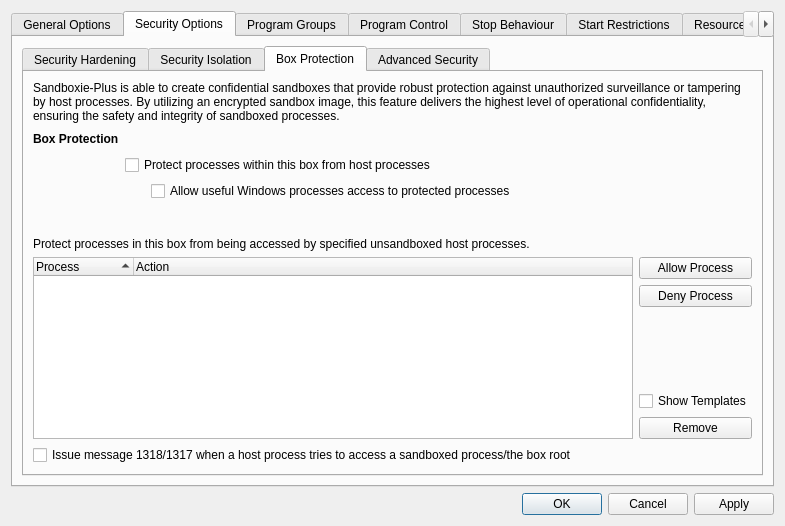
sandboxie-plus/Sandboxie, file SandboxiePlus/SandMan/Forms/OptionsWindow.ui: the form before one commit.
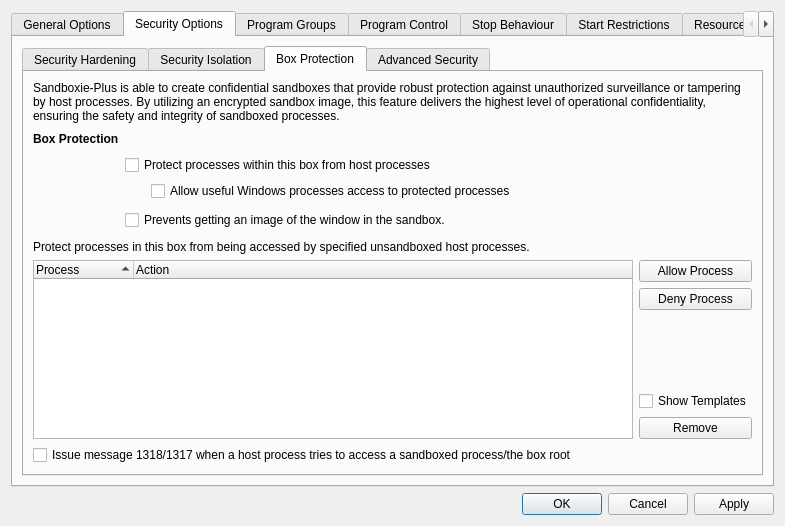
The form after the commit. The open tabs and pages were chosen to show the change.

Commit message: Added ability to prevent image capture of windows in a sandbox.

```diff
--- a/SandboxiePlus/SandMan/Forms/OptionsWindow.ui
+++ b/SandboxiePlus/SandMan/Forms/OptionsWindow.ui
@@ -45,7 +45,7 @@
         <enum>QTabWidget::North</enum>
        </property>
        <property name="currentIndex">
-        <number>10</number>
+        <number>1</number>
        </property>
        <widget class="QWidget" name="tabGeneral">
         <attribute name="title">
@@ -1004,7 +1004,7 @@
          <item row="0" column="0">
           <widget class="QTabWidget" name="tabsSecurity">
            <property name="currentIndex">
-            <number>0</number>
+            <number>2</number>
            </property>
            <widget class="QWidget" name="tabHarden">
             <attribute name="title">
@@ -1346,21 +1346,23 @@
             <attribute name="title">
              <string>Box Protection</string>
             </attribute>
-            <layout class="QGridLayout" name="gridLayout_83">
-             <item row="0" column="0">
-              <layout class="QGridLayout" name="gridLayout_82">
-               <item row="1" column="2">
-                <spacer name="horizontalSpacer_19">
-                 <property name="orientation">
-                  <enum>Qt::Horizontal</enum>
-                 </property>
-                 <property name="sizeHint" stdset="0">
-                  <size>
-                   <width>40</width>
-                   <height>20</height>
-                  </size>
-                 </property>
-                </spacer>
+            <layout class="QGridLayout" name="gridLayout_15">
+             <item row="0" column="0" colspan="4">
+              <widget class="QLabel" name="label_52">
+               <property name="text">
+                <string>Sandboxie-Plus is able to create confidential sandboxes that provide robust protection against unauthorized surveillance or tampering by host processes. By utilizing an encrypted sandbox image, this feature delivers the highest level of operational confidentiality, ensuring the safety and integrity of sandboxed processes.</string>
+               </property>
+               <property name="wordWrap">
+                <bool>true</bool>
+               </property>
+              </widget>
+             </item>
+             <item row="2" column="1" colspan="2">
+              <widget class="QCheckBox" name="chkConfidential">
+               <property name="text">
+                <string>Protect processes within this box from host processes</string>
+               </property>
+              </widget>
                </item>
                <item row="7" column="3">
                 <widget class="QPushButton" name="btnHostProcessDeny">
@@ -1369,55 +1371,33 @@
                  </property>
                 </widget>
                </item>
-               <item row="8" column="3">
-                <spacer name="verticalSpacer_31">
-                 <property name="orientation">
-                  <enum>Qt::Vertical</enum>
-                 </property>
-                 <property name="sizeHint" stdset="0">
-                  <size>
-                   <width>20</width>
-                   <height>40</height>
-                  </size>
-                 </property>
-                </spacer>
-               </item>
-               <item row="10" column="3">
-                <widget class="QPushButton" name="btnDelHostProcess">
-                 <property name="text">
-                  <string>Remove</string>
-                 </property>
-                </widget>
-               </item>
-               <item row="11" column="0" colspan="4">
+             <item row="11" column="0" colspan="3">
                 <widget class="QCheckBox" name="chkNotifyProtect">
                  <property name="text">
                   <string>Issue message 1318/1317 when a host process tries to access a sandboxed process/the box root</string>
                  </property>
                 </widget>
                </item>
-               <item row="6" column="0" rowspan="5" colspan="3">
-                <widget class="QTreeWidget" name="treeHostProc">
-                 <property name="sortingEnabled">
-                  <bool>true</bool>
-                 </property>
-                 <column>
+             <item row="3" column="2">
+              <widget class="QCheckBox" name="chkLessConfidential">
                   <property name="text">
-                   <string>Process</string>
-                  </property>
-                 </column>
-                 <column>
-                  <property name="text">
-                   <string>Action</string>
-                  </property>
-                 </column>
-                 <column>
-                  <property name="text">
-                   <string/>
-                  </property>
-                 </column>
-                </widget>
-               </item>
+                <string>Allow useful Windows processes access to protected processes</string>
+               </property>
+              </widget>
+             </item>
+             <item row="1" column="2">
+              <spacer name="horizontalSpacer_19">
+               <property name="orientation">
+                <enum>Qt::Horizontal</enum>
+               </property>
+               <property name="sizeHint" stdset="0">
+                <size>
+                 <width>471</width>
+                 <height>20</height>
+                </size>
+               </property>
+              </spacer>
+             </item>
                <item row="4" column="3">
                 <spacer name="verticalSpacer_40">
                  <property name="orientation">
@@ -1431,37 +1411,23 @@
                  </property>
                 </spacer>
                </item>
-               <item row="9" column="3">
-                <widget class="QCheckBox" name="chkShowHostProcTmpl">
-                 <property name="text">
-                  <string>Show Templates</string>
-                 </property>
-                </widget>
-               </item>
-               <item row="1" column="0">
-                <widget class="QLabel" name="lblBoxProtection">
-                 <property name="font">
-                  <font>
-                   <weight>75</weight>
-                   <bold>true</bold>
-                   <kerning>true</kerning>
-                  </font>
-                 </property>
-                 <property name="toolTip">
-                  <string>Protect the sandbox integrity itself</string>
-                 </property>
-                 <property name="text">
-                  <string>Box Protection</string>
-                 </property>
-                </widget>
-               </item>
-               <item row="0" column="0" colspan="4">
-                <widget class="QLabel" name="label_52">
+             <item row="8" column="3">
+              <spacer name="verticalSpacer_31">
+               <property name="orientation">
+                <enum>Qt::Vertical</enum>
+               </property>
+               <property name="sizeHint" stdset="0">
+                <size>
+                 <width>20</width>
+                 <height>76</height>
+                </size>
+               </property>
+              </spacer>
+             </item>
+             <item row="10" column="3">
+              <widget class="QPushButton" name="btnDelHostProcess">
                  <property name="text">
-                  <string>Sandboxie-Plus is able to create confidential sandboxes that provide robust protection against unauthorized surveillance or tampering by host processes. By utilizing an encrypted sandbox image, this feature delivers the highest level of operational confidentiality, ensuring the safety and integrity of sandboxed processes.</string>
-                 </property>
-                 <property name="wordWrap">
-                  <bool>true</bool>
+                <string>Remove</string>
                  </property>
                 </widget>
                </item>
@@ -1501,21 +1467,58 @@
                  </property>
                 </widget>
                </item>
-               <item row="3" column="2" colspan="2">
-                <widget class="QCheckBox" name="chkLessConfidential">
+             <item row="9" column="3">
+              <widget class="QCheckBox" name="chkShowHostProcTmpl">
                  <property name="text">
-                  <string>Allow useful Windows processes access to protected processes</string>
+                <string>Show Templates</string>
                  </property>
                 </widget>
                </item>
-               <item row="2" column="1" colspan="3">
-                <widget class="QCheckBox" name="chkConfidential">
+             <item row="6" column="0" rowspan="5" colspan="3">
+              <widget class="QTreeWidget" name="treeHostProc">
+               <property name="sortingEnabled">
+                <bool>true</bool>
+               </property>
+               <column>
                  <property name="text">
-                  <string>Protect processes within this box from host processes</string>
-                 </property>
-                </widget>
-               </item>
-              </layout>
+                 <string>Process</string>
+                </property>
+               </column>
+               <column>
+                <property name="text">
+                 <string>Action</string>
+                </property>
+               </column>
+               <column>
+                <property name="text">
+                 <string/>
+                </property>
+               </column>
+              </widget>
+             </item>
+             <item row="1" column="0">
+              <widget class="QLabel" name="lblBoxProtection">
+               <property name="font">
+                <font>
+                 <weight>75</weight>
+                 <bold>true</bold>
+                 <kerning>true</kerning>
+                </font>
+               </property>
+               <property name="toolTip">
+                <string>Protect the sandbox integrity itself</string>
+               </property>
+               <property name="text">
+                <string>Box Protection</string>
+               </property>
+              </widget>
+             </item>
+             <item row="4" column="1" colspan="2">
+              <widget class="QCheckBox" name="chkProtectWindow">
+               <property name="text">
+                <string>Prevents getting an image of the window in the sandbox.</string>
+               </property>
+              </widget>
              </item>
             </layout>
            </widget>
@@ -4505,7 +4508,7 @@
                  <rect>
                   <x>0</x>
                   <y>0</y>
-                  <width>92</width>
+                  <width>75</width>
                   <height>16</height>
                  </rect>
                 </property>
```
Lines whose indentation alone changed are shown as unchanged. The commit also changes 2 other files.
